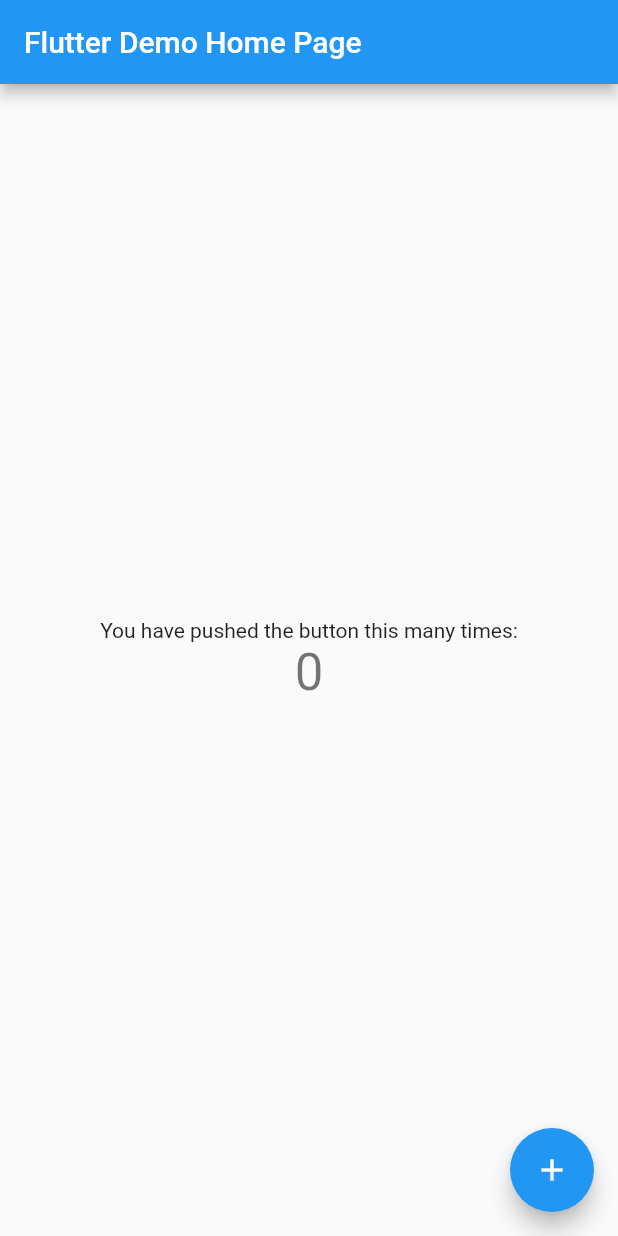
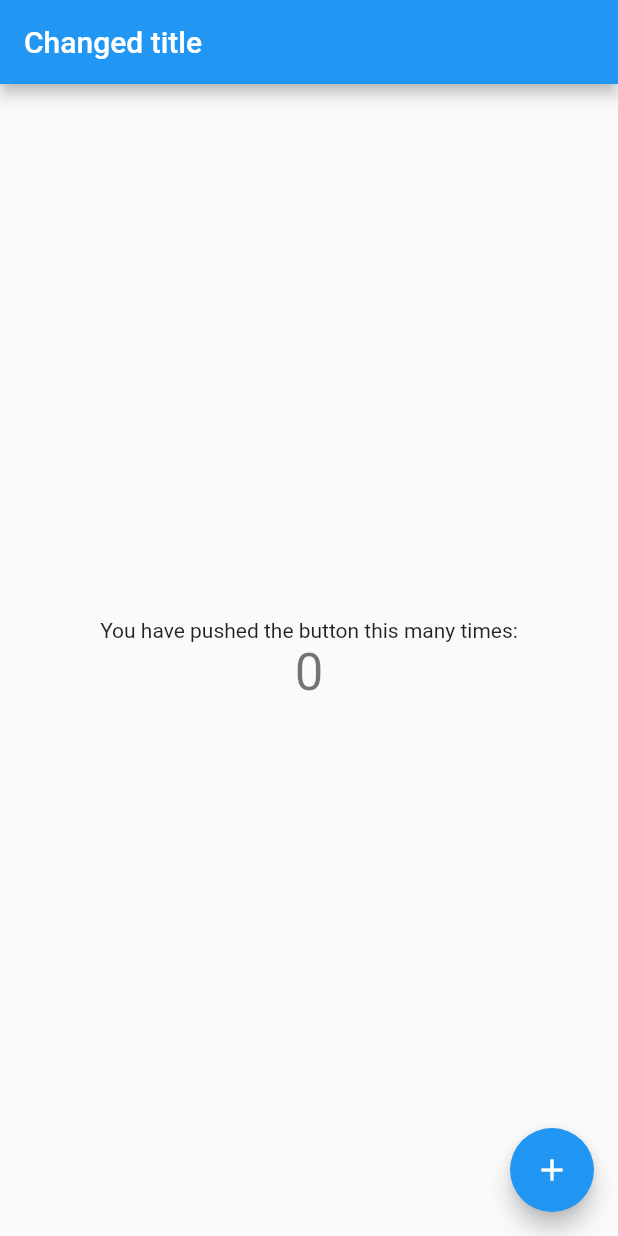
Before and after one commit to broCode96/The-Important-One-, a Flutter app: the screen it shows after launch, on a phone screen of 412 x 824 dp. Run offline on Flutter 3.47's test engine with Material 2 defaults, Android fonts, the phone set to English and light mode, and no system bars.

Commit message:
bro commits?

```diff
--- a/App/lib/main.dart
+++ b/App/lib/main.dart
@@ -26,7 +26,7 @@ class MyApp extends StatelessWidget {
         // closer together (more dense) than on mobile platforms.
         visualDensity: VisualDensity.adaptivePlatformDensity,
       ),
-      home: MyHomePage(title: 'Flutter Demo Home Page'),
+      home: MyHomePage(title: 'Changed title'),
     );
   }
 }
```
